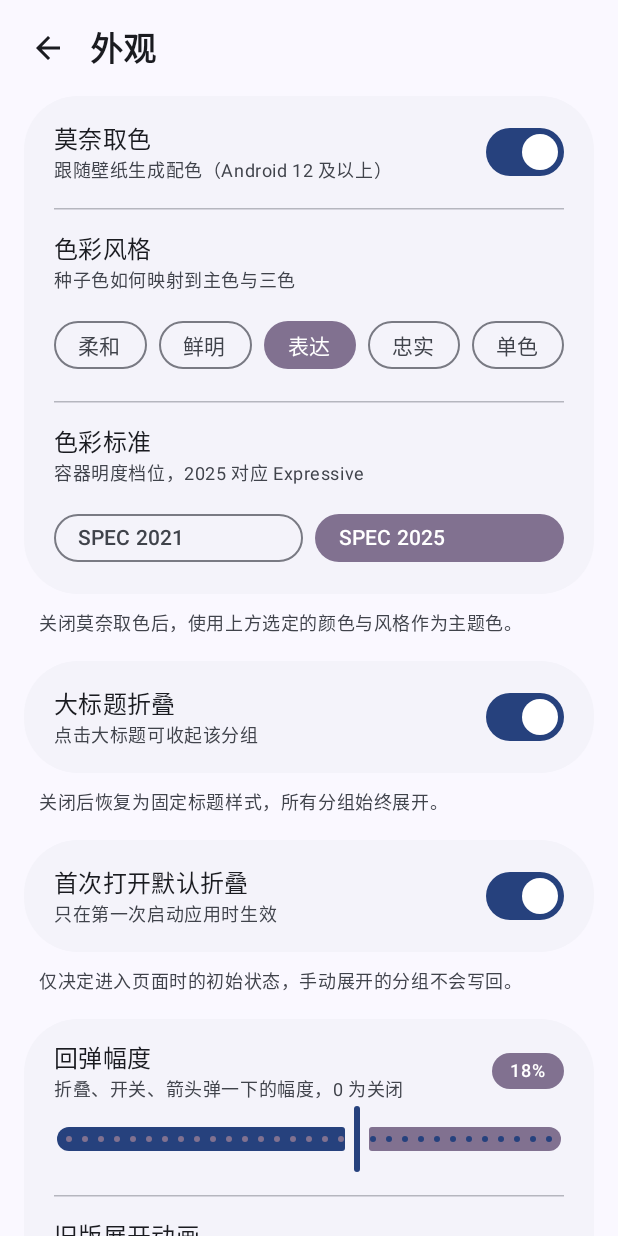
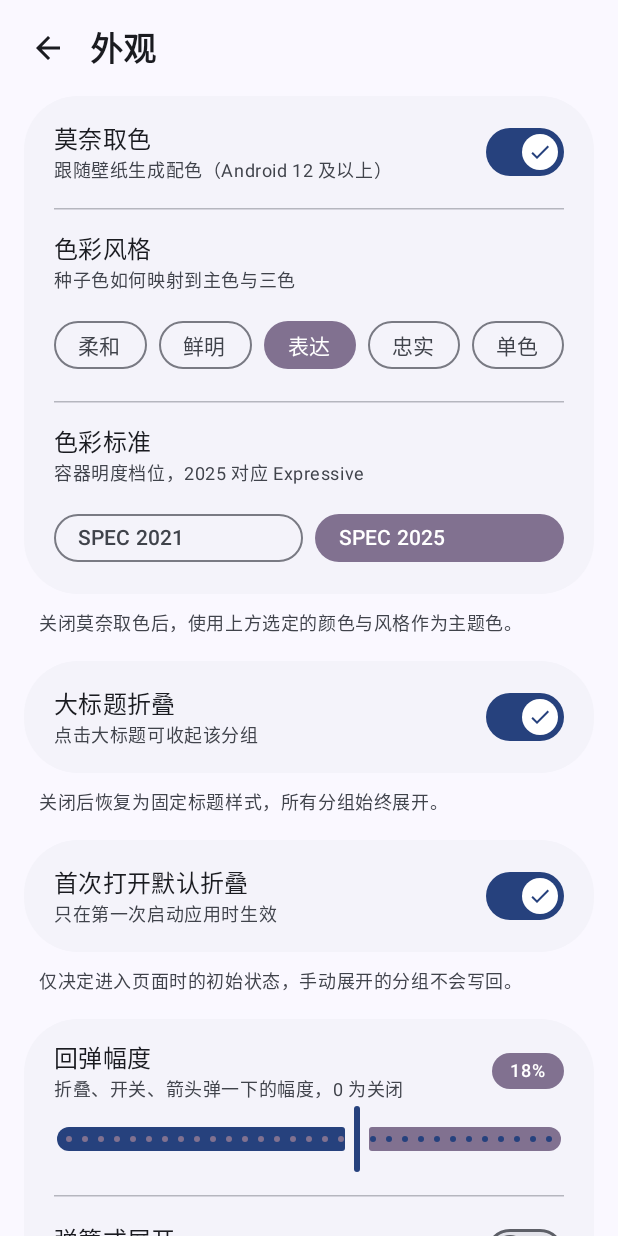
Before and after one commit to guloi/xposed-lyricPatch, an Android app built with Jetpack Compose: the AppearanceActivity screen opened directly, with no data from a screen before it, on a phone screen of 412 x 824 dp. Run offline under Robolectric (Android 15) with nearby library versions, the phone set to English and light mode, and no system bars; pictures from the network do not load.

Commit message:
fix(ui): 开关拇指的勾/叉显式上色，修复勾与白底同色看不见；4.61 (92)

```diff
--- a/app/build.gradle
+++ b/app/build.gradle
@@ -12,8 +12,8 @@ android {
         applicationId "com.lyricpatch"
         minSdk 29
         targetSdk 37
-        versionCode 90
-        versionName "4.59"
+        versionCode 92
+        versionName "4.61"
     }
 
     buildFeatures {
--- a/app/src/main/java/com/lyricpatch/LyricPatchModule.java
+++ b/app/src/main/java/com/lyricpatch/LyricPatchModule.java
@@ -35,7 +35,7 @@ public final class LyricPatchModule extends XposedModule {
     private static final String TAG = "LyricPatch";
 
     /** 日志里会打出来，方便确认装的是哪一版 */
-    private static final String VERSION = "4.59";
+    private static final String VERSION = "4.61";
     private static final String CLS_FACTORY =
             "com.android.systemui.statusbar.phone.LyricSourceFactory";
 
--- a/app/src/main/java/com/lyricpatch/lib/SwitchRow.kt
+++ b/app/src/main/java/com/lyricpatch/lib/SwitchRow.kt
@@ -72,6 +72,8 @@ fun SwitchRow(
                     Icon(
                         imageVector = Icons.Filled.Close,
                         contentDescription = null,
+                        // 拇指底色是 onPrimary（浅色主题下就是白），不显式上色会跟背景同为白
+                        tint = MaterialTheme.colorScheme.onSurfaceVariant,
                         modifier = Modifier.fillMaxSize().graphicsLayer {
                             alpha = 1f - progress
                             rotationZ = -90f * progress
@@ -83,6 +85,7 @@ fun SwitchRow(
                     Icon(
                         imageVector = Icons.Filled.Check,
                         contentDescription = null,
+                        tint = MaterialTheme.colorScheme.primary,
                         modifier = Modifier.fillMaxSize().graphicsLayer {
                             alpha = progress
                             rotationZ = 90f * (1f - progress)
--- a/app/src/main/java/com/lyricpatch/pages/AppearancePage.kt
+++ b/app/src/main/java/com/lyricpatch/pages/AppearancePage.kt
@@ -138,8 +138,9 @@ fun AppearancePage(onBack: () -> Unit) {
                 )
                 RowDivider()
                 SwitchRow(
-                    title = "旧版展开动画",
-                    subtitle = "改用 AnimatedVisibility，已修好首次组合不播动画的问题",
+                    title = "弹簧式展开",
+                    subtitle = "内容先多下沉一点再回到正确位置",
+
                     checked = UiPrefs.sectionLegacyAnim,
                     onCheckedChange = { UiPrefs.updateSectionLegacyAnim(it) },
                 )
```
Also changed, not shown: app/src/main/java/com/lyricpatch/lib/SectionBody.kt (+33 -25 lines).
